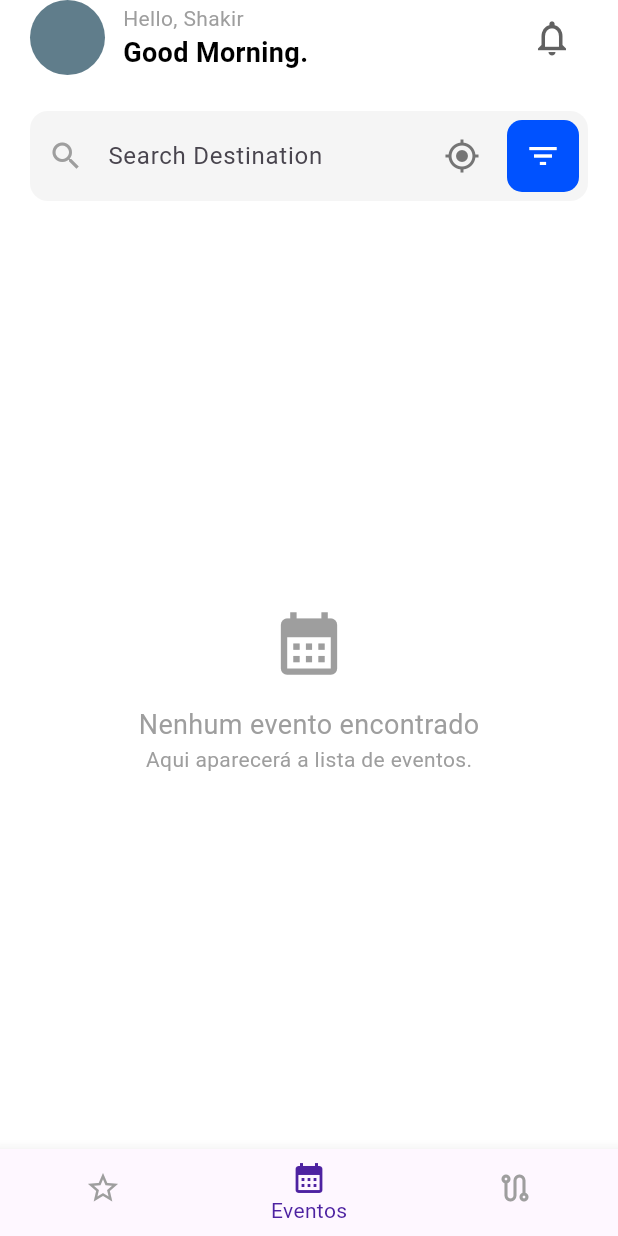
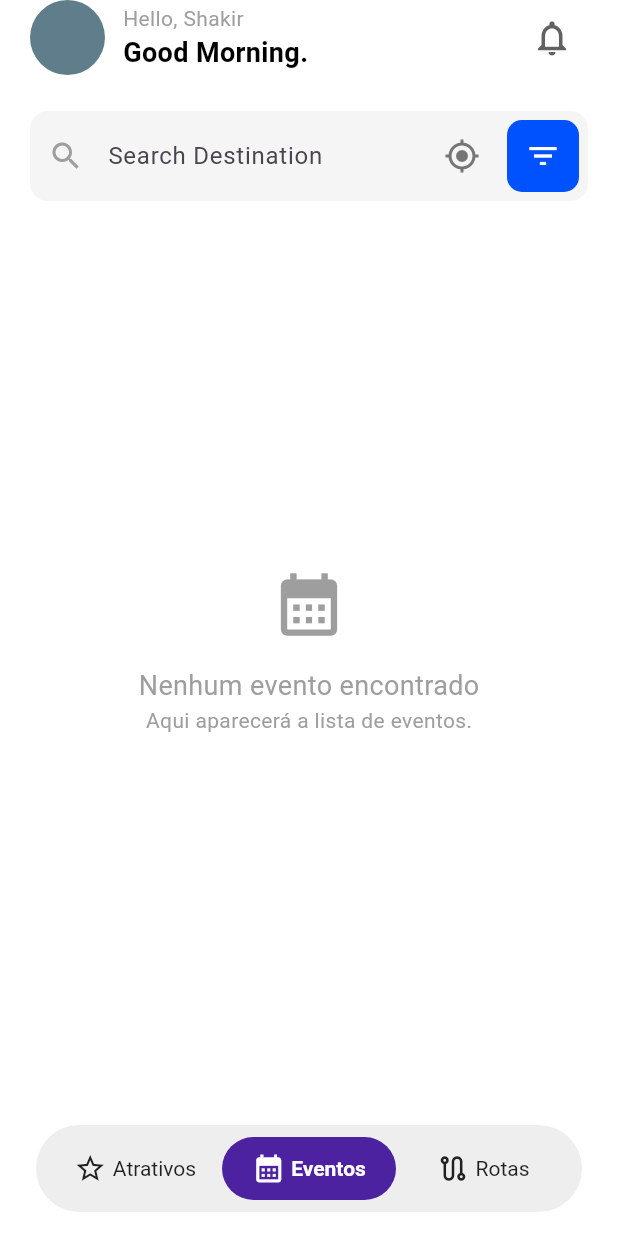
Before and after one commit to madokanomi/hackathonconstruinova, a Flutter app: the screen it shows after launch, item 2 of the bottom bar chosen, on a phone screen of 412 x 824 dp. Run offline on Flutter 3.47's test engine with Material 3 defaults, Android fonts, the light colour scheme and no system bars; our stand-ins replace geocoding, geolocator.

Commit message:
divisao das telas

```diff
--- a/lib/src/presentation/home_page.dart
+++ b/lib/src/presentation/home_page.dart
@@ -1,5 +1,6 @@
 import 'package:flutter/material.dart';
 import 'dart:developer'; // Para usar o log
+import 'package:racaton_ead/src/presentation/rotas_page.dart'; // Assumindo que seu caminho está correto
 
 // Imports para localização
 import 'package:geolocator/geolocator.dart';
@@ -17,30 +18,33 @@ class _HomePageState extends State<HomePage> {
 
   int _mainPageIndex = 0;
   int _atrativoChipIndex = 0;
-
-  // NOVO: Controlador para a barra de busca
   late TextEditingController _searchController;
-
-  // NOVO: Estado de loading para o botão de localização
   bool _isLoadingLocation = false;
 
   @override
   void initState() {
     super.initState();
-    // Inicializa o controlador da barra de busca
     _searchController = TextEditingController();
+    // Adiciona o "ouvinte" para a busca em tempo real
+    _searchController.addListener(_onSearchChanged);
   }
 
   @override
   void dispose() {
-    // Limpa o controlador quando o widget é removido
+    // Remove o "ouvinte" para evitar vazamento de memória
+    _searchController.removeListener(_onSearchChanged);
     _searchController.dispose();
     super.dispose();
   }
 
-  // --- NOVA FUNÇÃO DE LOCALIZAÇÃO ---
+  /// Chamado toda vez que o texto na barra de busca muda
+  void _onSearchChanged() {
+    // Notifica o Flutter para reconstruir o widget
+    // Isso passa o novo `_searchController.text` para a RotasPage
+    setState(() {});
+  }
 
-  /// Tenta obter a localização atual e preenche a barra de busca
+  // --- FUNÇÃO DE LOCALIZAÇÃO ---
   Future<void> _getCurrentLocation() async {
     setState(() {
       _isLoadingLocation = true; // Mostra o loading
@@ -81,12 +85,12 @@ class _HomePageState extends State<HomePage> {
       // 5. Atualiza a barra de busca
       if (placemarks.isNotEmpty) {
         Placemark place = placemarks[0];
-        String city = place.locality ?? place.subAdministrativeArea ?? "Localização";
+        String city =
+            place.locality ?? place.subAdministrativeArea ?? "Localização";
         _searchController.text = city; // Coloca a cidade no campo de busca
       }
     } catch (e) {
       log('Erro ao obter localização: $e');
-      // Mostra um feedback de erro para o usuário
       if (mounted) {
         ScaffoldMessenger.of(context).showSnackBar(
           SnackBar(
@@ -103,14 +107,14 @@ class _HomePageState extends State<HomePage> {
   }
 
   // --- Build ---
-
   @override
   Widget build(BuildContext context) {
     return Scaffold(
       backgroundColor: Colors.white,
       body: SafeArea(
-        child: Column(
+        child: Column( // Coluna principal
           children: [
+            // --- Conteúdo Superior (Header, Busca) ---
             Padding(
               padding: const EdgeInsets.symmetric(horizontal: 20.0),
               child: _buildHeader(),
@@ -120,28 +124,45 @@ class _HomePageState extends State<HomePage> {
               padding: const EdgeInsets.symmetric(horizontal: 20.0),
               child: _buildSearchBar(), // Widget atualizado
             ),
-            const SizedBox(height: 20),
+            // const SizedBox(height: 20), // <-- CORREÇÃO: Removido espaço estático daqui
+
+            // --- Conteúdo da Página (Ocupa todo o espaço restante) ---
+            // Adicionado AnimatedSwitcher para a transição entre as páginas
             Expanded(
-              child: IndexedStack(
-                index: _mainPageIndex,
-                children: [
-                  _buildAtrativosPage(),
-                  _buildEventosPage(),
-                  _buildRotasPage(),
-                ],
+              child: AnimatedSwitcher(
+                duration: const Duration(milliseconds: 300), // Duração da transição
+                transitionBuilder: (Widget child, Animation<double> animation) {
+                  return FadeTransition(opacity: animation, child: child); // Transição de fade
+                },
+                child: _getPageWidget(_mainPageIndex), // Seleciona o widget da página atual
               ),
             ),
+
+            // --- NOVA NAVBAR CUSTOMIZADA ---
+            _buildCustomBottomNavBar(),
           ],
         ),
       ),
-      bottomNavigationBar: _buildBottomNavBar(),
     );
+  }
+
+  // Método auxiliar para obter o widget da página com base no índice
+  Widget _getPageWidget(int index) {
+    switch (index) {
+      case 0:
+        return _buildAtrativosPage();
+      case 1:
+        return _buildEventosPage();
+      case 2:
+        return RotasPage(searchQuery: _searchController.text);
+      default:
+        return Container(); // Fallback
+    }
   }
 
   // --- Widgets Auxiliares ---
 
   Widget _buildHeader() {
-    // ... (código do header sem alterações)
     return Row(
       children: [
         const CircleAvatar(
@@ -179,7 +200,6 @@ class _HomePageState extends State<HomePage> {
     );
   }
 
-  // --- WIDGET ATUALIZADO ---
   Widget _buildSearchBar() {
     return TextField(
       controller: _searchController, // Conectado ao controlador
@@ -195,7 +215,7 @@ class _HomePageState extends State<HomePage> {
         suffixIcon: Row(
           mainAxisSize: MainAxisSize.min,
           children: [
-            // NOVO: Condição de Loading
+            // Condição de Loading
             _isLoadingLocation
                 ? const Padding(
                     padding: EdgeInsets.all(12.0),
@@ -232,10 +252,11 @@ class _HomePageState extends State<HomePage> {
   // --- Widgets de CONTEÚDO DE PÁGINA ---
 
   Widget _buildAtrativosPage() {
-    // ... (código da página sem alterações)
     return SingleChildScrollView(
+      key: const PageStorageKey('atrativosPage'), // Importante para manter o estado da página
       child: Column(
         children: [
+          const SizedBox(height: 20), // <-- CORREÇÃO: Adicionado espaço aqui dentro da rolagem
           _buildAtrativosFilterChips(),
           const SizedBox(height: 24),
           Padding(
@@ -258,8 +279,8 @@ class _HomePageState extends State<HomePage> {
   }
 
   Widget _buildEventosPage() {
-    // ... (código da página sem alterações)
     return Container(
+      key: const PageStorageKey('eventosPage'), // Importante para manter o estado da página
       alignment: Alignment.center,
       child: const Column(
         mainAxisAlignment: MainAxisAlignment.center,
@@ -279,32 +300,9 @@ class _HomePageState extends State<HomePage> {
     );
   }
 
-  Widget _buildRotasPage() {
-    // ... (código da página sem alterações)
-    return Container(
-      alignment: Alignment.center,
-      child: const Column(
-        mainAxisAlignment: MainAxisAlignment.center,
-        children: [
-          Icon(Icons.route, size: 50, color: Colors.grey),
-          SizedBox(height: 16),
-          Text(
-            'Nenhuma rota cadastrada',
-            style: TextStyle(fontSize: 18, color: Colors.grey),
-          ),
-          Text(
-            'Aqui aparecerá a lista de rotas turísticas.',
-            style: TextStyle(color: Colors.grey),
-          ),
-        ],
-      ),
-    );
-  }
-
   // --- Widgets de SUPORTE ---
 
   Widget _buildAtrativosFilterChips() {
-    // ... (código dos chips sem alterações)
     final List<String> categories = [
       'Todas',
       'Praias',
@@ -347,7 +345,6 @@ class _HomePageState extends State<HomePage> {
   }
 
   Widget _buildSectionTitle(String title, String actionText) {
-    // ... (código do título sem alterações)
     return Row(
       mainAxisAlignment: MainAxisAlignment.spaceBetween,
       children: [
@@ -379,7 +376,6 @@ class _HomePageState extends State<HomePage> {
     required String location,
     required String price,
   }) {
-    // ... (código do card sem alterações)
     return Container(
       width: double.infinity,
       decoration: BoxDecoration(
@@ -484,37 +480,119 @@ class _HomePageState extends State<HomePage> {
     );
   }
 
-  Widget _buildBottomNavBar() {
-    // ... (código da navbar sem alterações)
-    return BottomNavigationBar(
-      onTap: (index) {
+  // --- NOVOS WIDGETS DA NAVBAR CUSTOMIZADA ---
+
+  /// Constrói a barra de navegação flutuante customizada
+  Widget _buildCustomBottomNavBar() {
+    return Padding(
+      // Padding para criar o efeito "flutuante"
+      padding: const EdgeInsets.symmetric(horizontal: 24.0, vertical: 16.0),
+      child: Container(
+        padding: const EdgeInsets.symmetric(horizontal: 8.0, vertical: 8.0),
+        decoration: BoxDecoration(
+          color: Colors.grey[200], // Fundo cinza claro
+          borderRadius:
+              BorderRadius.circular(50.0), // Bordas bem arredondadas
+        ),
+        child: Row(
+          children: [
+            // Cada item agora é "Expanded" para preencher 1/3 do espaço
+            Expanded(
+              child: _buildNavItem(
+                unselectedIcon: Icons.star_outline,
+                selectedIcon: Icons.star, // Ícone preenchido
+                label: 'Atrativos',
+                index: 0,
+              ),
+            ),
+            Expanded(
+              child: _buildNavItem(
+                unselectedIcon: Icons.calendar_month_outlined,
+                selectedIcon: Icons.calendar_month, // Ícone preenchido
+                label: 'Eventos',
+                index: 1,
+              ),
+            ),
+            Expanded(
+              child: _buildNavItem(
+                unselectedIcon: Icons.route_outlined,
+                selectedIcon: Icons.route, // Ícone preenchido
+                label: 'Rotas',
+                index: 2,
+              ),
+            ),
+          ],
+        ),
+      ),
+    );
+  }
+
+  /// Constrói cada item individual da navegação
+  Widget _buildNavItem({
+    required IconData unselectedIcon,
+    required IconData selectedIcon,
+    required String label,
+    required int index,
+  }) {
+    final bool isSelected = (_mainPageIndex == index);
+    final Color selectedColor =
+        const Color(0xFF4D22A1); // Cor roxa da pílula
+    final Color unselectedColor =
+        Colors.black87; // Cor do ícone e texto não selecionado
+
+    return GestureDetector(
+      onTap: () {
         setState(() {
           _mainPageIndex = index;
         });
       },
-      currentIndex: _mainPageIndex,
-      type: BottomNavigationBarType.fixed,
-      selectedItemColor: const Color(0xFF4D22A1),
-      unselectedItemColor: Colors.grey,
-      showSelectedLabels: true,
-      showUnselectedLabels: false,
-      items: const [
-        BottomNavigationBarItem(
-          icon: Icon(Icons.star_outline),
-          activeIcon: Icon(Icons.star),
-          label: 'Atrativos',
+      // Faz a área transparente do GestureDetector ser clicável
+      behavior: HitTestBehavior.opaque,
+      child: AnimatedContainer(
+        duration: const Duration(milliseconds: 300), // Animação do fundo
+        curve: Curves.easeInOut,
+        padding: const EdgeInsets.symmetric(horizontal: 16.0, vertical: 10.0),
+        decoration: BoxDecoration(
+          // Define a cor da "pílula" roxa ou a deixa transparente
+          color: isSelected ? selectedColor : Colors.transparent,
+          borderRadius: BorderRadius.circular(30.0),
         ),
-        BottomNavigationBarItem(
-          icon: Icon(Icons.calendar_month_outlined),
-          activeIcon: Icon(Icons.calendar_month),
-          label: 'Eventos',
+        // Anima a mudança de estilo do texto (cor e peso)
+        child: AnimatedDefaultTextStyle(
+          duration: const Duration(milliseconds: 200),
+          curve: Curves.easeInOut,
+          style: TextStyle(
+            color: isSelected ? Colors.white : unselectedColor,
+            fontWeight: isSelected ? FontWeight.bold : FontWeight.normal,
+            fontSize: 14,
+          ),
+          child: Row(
+            mainAxisAlignment: MainAxisAlignment.center, // Centraliza o ícone e texto
+            children: [
+              // Icone animado
+              AnimatedSwitcher(
+                duration: const Duration(milliseconds: 200),
+                transitionBuilder: (Widget child, Animation<double> animation) {
+                  return ScaleTransition(scale: animation, child: child); // Animação de escala para o ícone
+                },
+                child: Icon(
+                  isSelected ? selectedIcon : unselectedIcon,
+                  key: ValueKey<bool>(isSelected), // Chave para AnimatedSwitcher
+                  color: isSelected ? Colors.white : unselectedColor,
+                  size: 22,
+                ),
+              ),
+              // Adiciona um espaço
+              const SizedBox(width: 4), // <-- Alterado de 6 para 4
+              // O texto agora herda o estilo do AnimatedDefaultTextStyle
+              Text(
+                label,
+                // Removido 'const' daqui
+              ),
+            ],
+          ),
         ),
-        BottomNavigationBarItem(
-          icon: Icon(Icons.route_outlined),
-          activeIcon: Icon(Icons.route),
-          label: 'Rotas',
-        ),
-      ],
+      ),
     );
   }
 }
```
Also changed, not shown: lib/src/presentation/rotas_page.dart (added, +279 -0 lines).
